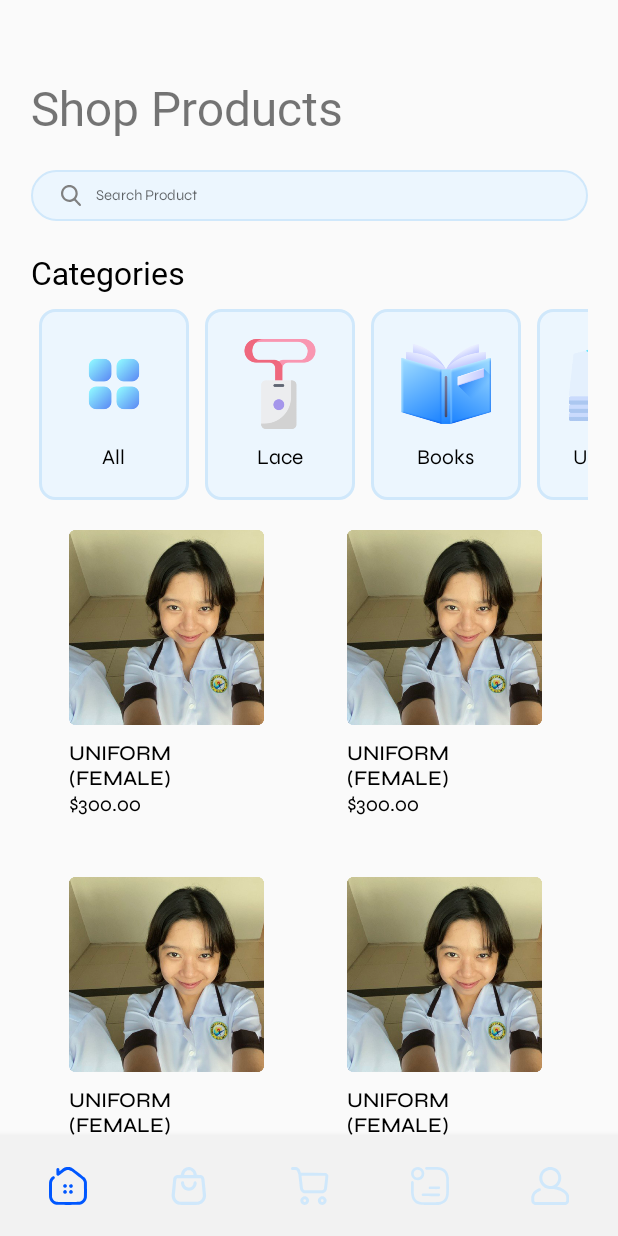
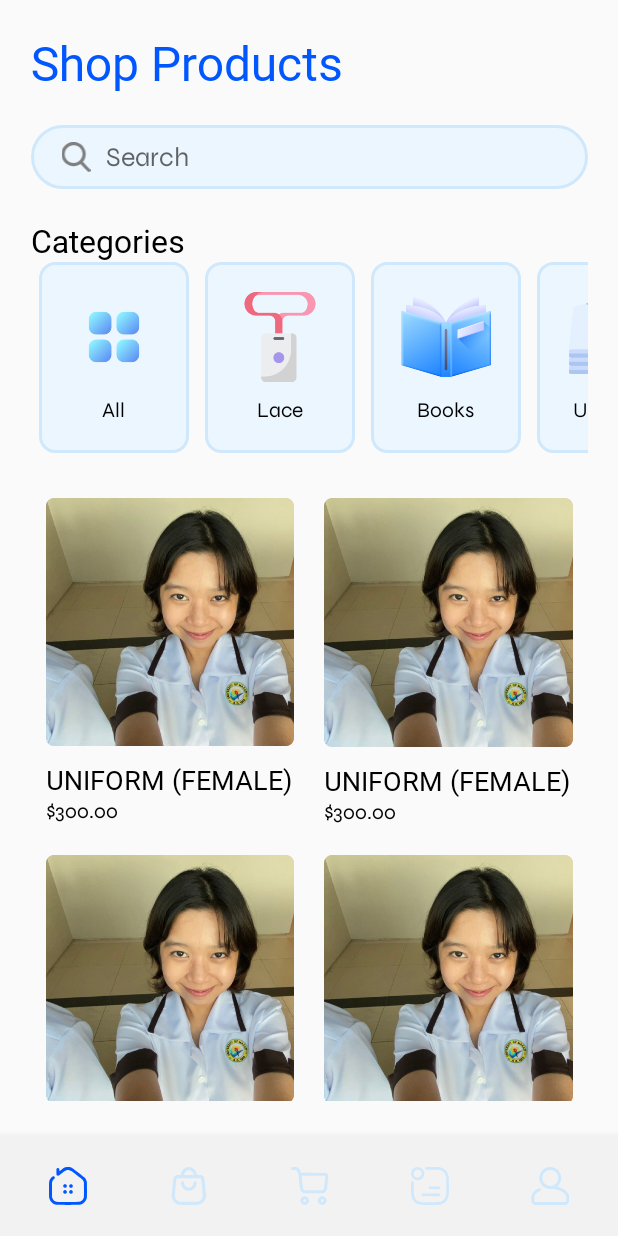
Before and after one commit to ejpalen/umak-nexus, an Android app: the Shop_Products screen opened directly, with no data from a screen before it, on a phone screen of 412 x 824 dp. Run offline under Robolectric (Android 15) with nearby library versions, the phone set to English and light mode, and no system bars.

Commit message:
shop products - ayos na grid ng image thnxx ej hehe <33

```diff
--- a/app/src/main/java/com/example/umaknexus/Shop_Products.java
+++ b/app/src/main/java/com/example/umaknexus/Shop_Products.java
@@ -43,8 +43,6 @@ public class Shop_Products extends AppCompatActivity {
         productsItems.add(new Products("UNIFORM (FEMALE)", "$300.00",R.drawable.unif_sample));
         productsItems.add(new Products("UNIFORM (FEMALE)", "$300.00",R.drawable.unif_sample));
 
-
-
         shopProductLayoutManager = new GridLayoutManager(this, 2);
         shopProductrecyclerView.setLayoutManager(shopProductLayoutManager);
         shopProductrecyclerView.setAdapter(new shopProductsAdapter(getApplication(), productsItems));
--- a/app/src/main/res/layout/activity_shop_products.xml
+++ b/app/src/main/res/layout/activity_shop_products.xml
@@ -10,7 +10,7 @@
         android:layout_width="371dp"
         android:layout_height="wrap_content"
         android:layout_marginStart="20dp"
-        android:layout_marginTop="50dp"
+        android:layout_marginTop="20dp"
         android:layout_marginEnd="20dp"
         android:orientation="vertical"
         app:layout_constraintEnd_toEndOf="parent"
@@ -24,20 +24,38 @@
             android:layout_marginBottom="20dp"
             android:fontFamily="@font/syne_bold"
             android:text="Shop Products"
+            android:textColor="@color/main_color"
             android:textSize="32sp" />
 
-        <EditText
-            android:id="@+id/btn_edit"
-            android:layout_width="match_parent"
+        <RelativeLayout
+            android:layout_width="wrap_content"
             android:layout_height="wrap_content"
             android:layout_marginBottom="20dp"
-            android:background="@drawable/bg_search"
-            android:drawableStart="@drawable/icon_search"
-            android:fontFamily="@font/syne"
-            android:hint="Search Product"
-            android:paddingLeft="20dp"
-            android:textAllCaps="false"
-            android:textSize="10sp" />
+            android:background="@drawable/search_white_bg"
+            android:paddingHorizontal="20dp"
+            android:paddingVertical="10dp">
+
+            <!-- ImageView for the search icon -->
+            <ImageView
+                android:id="@+id/searchIcon"
+                android:layout_width="20dp"
+                android:layout_height="20dp"
+                android:layout_alignParentStart="true"
+                android:layout_centerVertical="true"
+                android:layout_marginEnd="10dp"
+                app:srcCompat="@drawable/search_icon" />
+
+            <!-- EditText for search input -->
+            <EditText
+                android:id="@+id/searchEditText"
+                android:layout_width="match_parent"
+                android:layout_height="wrap_content"
+                android:layout_centerVertical="true"
+                android:layout_toEndOf="@id/searchIcon"
+                android:background="@color/secondary_color"
+                android:fontFamily="@font/syne"
+                android:hint="Search" />
+        </RelativeLayout>
 
         <LinearLayout
             android:layout_width="match_parent"
@@ -48,7 +66,6 @@
                 android:id="@+id/textView2"
                 android:layout_width="match_parent"
                 android:layout_height="wrap_content"
-                android:layout_marginBottom="10dp"
                 android:fontFamily="@font/syne_bold"
                 android:text="Categories"
                 android:textColor="@color/black"
@@ -58,6 +75,7 @@
                 android:id="@+id/categoryRecyclerView"
                 android:layout_width="match_parent"
                 android:layout_height="wrap_content"
+                android:layout_marginBottom="20dp"
                 android:orientation="horizontal" />
 
         </LinearLayout>
@@ -66,7 +84,8 @@
             android:id="@+id/shopProductRecyclerView"
             android:layout_width="match_parent"
             android:layout_height="wrap_content"
-            android:orientation="horizontal" />
+            android:orientation="horizontal"
+            android:layout_marginBottom="110dp"/>
 
     </LinearLayout>
 
--- a/app/src/main/res/layout/shopproduct_item_view.xml
+++ b/app/src/main/res/layout/shopproduct_item_view.xml
@@ -1,23 +1,26 @@
 <?xml version="1.0" encoding="utf-8"?>
 <RelativeLayout xmlns:android="http://schemas.android.com/apk/res/android"
     xmlns:app="http://schemas.android.com/apk/res-auto"
-    android:layout_width="wrap_content"
+    android:layout_width="match_parent"
     android:layout_height="wrap_content"
     android:orientation="vertical">
 
     <LinearLayout
         android:id="@+id/shopProduct_LinearLayout"
-        android:layout_width="wrap_content"
+        android:layout_width="match_parent"
         android:layout_height="wrap_content"
-        android:layout_marginStart="5dp"
-        android:layout_marginEnd="5dp"
-        android:orientation="vertical"
-        android:padding="20dp">
+        android:layout_marginStart="10dp"
+        android:layout_marginTop="10dp"
+        android:layout_marginEnd="10dp"
+        android:layout_marginBottom="10dp"
+        android:orientation="vertical">
 
         <ImageView
             android:id="@+id/Product_ImageView"
-            android:layout_width="130dp"
-            android:layout_height="130dp"
+            android:layout_width="match_parent"
+            android:layout_height="wrap_content"
+            android:adjustViewBounds="true"
+            android:scaleType="fitCenter"
             app:srcCompat="@drawable/unif_sample" />
 
         <TextView
@@ -25,9 +28,10 @@
             android:layout_width="wrap_content"
             android:layout_height="wrap_content"
             android:layout_marginTop="10dp"
-            android:fontFamily="@font/syne_medium"
+            android:fontFamily="@font/syne_semibold"
             android:text="PRODUCT"
-            android:textColor="@color/black" />
+            android:textColor="@color/black"
+            android:textSize="18sp" />
 
         <TextView
             android:id="@+id/ProductPrice_Textview"
@@ -36,8 +40,5 @@
             android:fontFamily="@font/syne"
             android:text="$ Price"
             android:textColor="@color/black" />
-
-
     </LinearLayout>
-
 </RelativeLayout>
```
Also changed, not shown: app/src/main/res/drawable/search_icon.png (deleted), app/src/main/res/drawable/search_icon.xml (indentation only).
